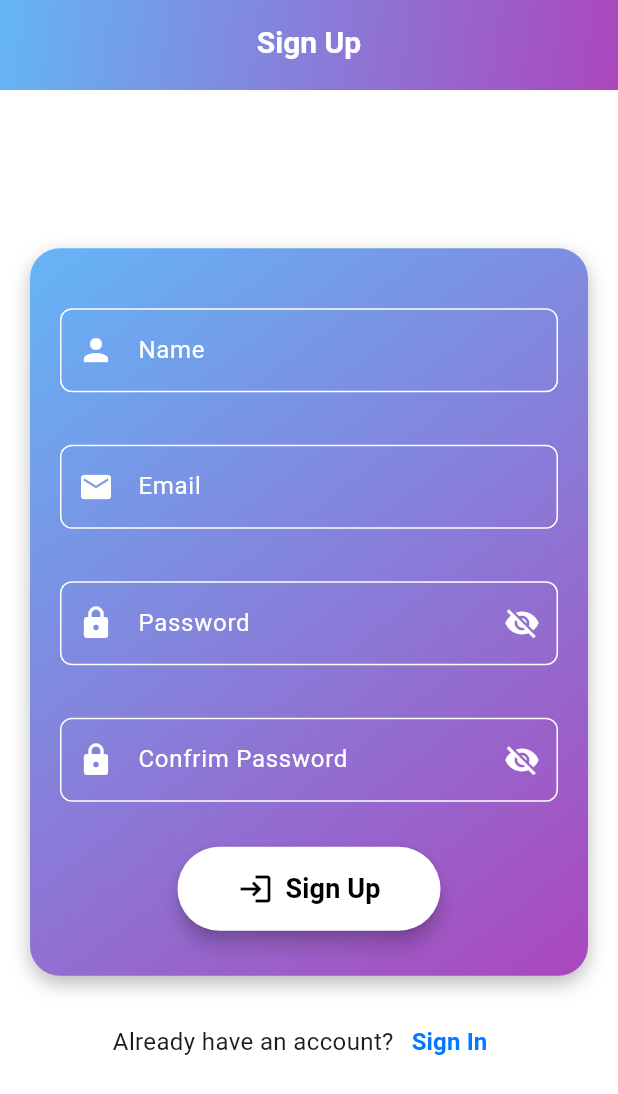
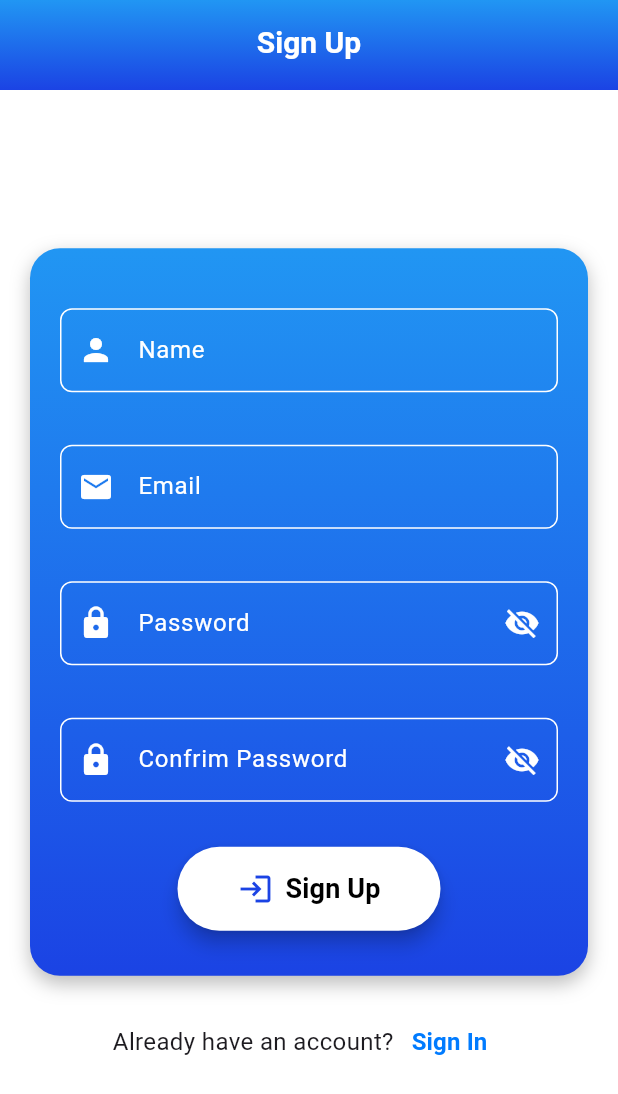
Before and after one commit to AhmadSarbal02/ToDo-App, a Flutter app: the screen it shows after launch, after a tap on "English", after a tap on "Sign In", after a tap on "Sign Up", on a phone screen of 412 x 824 dp. Shown: the top 1094 px of the screen. Run offline on Flutter 3.47's test engine with Material 3 defaults, Android fonts, the phone set to English and light mode, and no system bars; our stand-ins replace shared_preferences, sqflite; accounts and stored records are empty; generated files the repository leaves out were written again; network calls fail.

Commit message:
done todo app

```diff
--- a/lib/constant.dart
+++ b/lib/constant.dart
@@ -2,8 +2,12 @@ import 'package:flutter/material.dart';
 
 class Constant {
   static Gradient? gradient = LinearGradient(
-    colors: [Colors.blue.shade300, Colors.purple.shade400], // خلفية متدرجة
-    begin: Alignment.topLeft,
-    end: Alignment.bottomRight,
+    colors: [
+      Colors.blue,
+      const Color.fromARGB(255, 27, 67, 228)
+    ], // خلفية متدرجة
+    begin: Alignment.topCenter,
+    end: Alignment.bottomCenter,
   );
+  static Color background = const Color.fromARGB(255, 200, 211, 255);
 }
--- a/lib/controller/login_controller.dart
+++ b/lib/controller/login_controller.dart
@@ -100,7 +100,7 @@ class Logincontrollerr extends ChangeNotifier {
   }
 
   showNotUserDialog(BuildContext context) async {
-    return showDialog(
+    return await showDialog(
       context: context,
       builder: (BuildContext context) {
         return CustomAlertDialogWidget(
--- a/lib/controller/sign_up_controller.dart
+++ b/lib/controller/sign_up_controller.dart
@@ -93,7 +93,7 @@ class SignUpcontrollerr extends ChangeNotifier {
   }
 
   showSignUpDoneDialog(BuildContext context) async {
-    return showDialog(
+    return await showDialog(
       context: context,
       builder: (BuildContext context) {
         return CustomAlertDialogWidget(
--- a/lib/view/screens/archive_task_screen.dart
+++ b/lib/view/screens/archive_task_screen.dart
@@ -1,5 +1,6 @@
 import 'package:flutter/material.dart';
 import 'package:provider/provider.dart';
+import 'package:todo/constant.dart';
 
 import '../../controller/task_controller.dart';
 import '../widgets/no_task_widget.dart';
@@ -11,7 +12,7 @@ class ArchiveTaskScreen extends StatelessWidget {
   @override
   Widget build(BuildContext context) {
     return Scaffold(
-      backgroundColor: Colors.white,
+      backgroundColor: Constant.background,
       body: Consumer<TaskController>(builder: (context, taskController, child) {
         if (taskController.listArciveTask.isEmpty) {
           return NoTaskWidget();
--- a/lib/view/screens/done_tasks_screen.dart
+++ b/lib/view/screens/done_tasks_screen.dart
@@ -1,5 +1,6 @@
 import 'package:flutter/material.dart';
 import 'package:provider/provider.dart';
+import 'package:todo/constant.dart';
 
 import '../../controller/task_controller.dart';
 import '../widgets/no_task_widget.dart';
@@ -11,7 +12,7 @@ class DoneTasksScreen extends StatelessWidget {
   @override
   Widget build(BuildContext context) {
     return Scaffold(
-      backgroundColor: Colors.white,
+      backgroundColor: Constant.background,
       body: Consumer<TaskController>(builder: (context, taskController, child) {
         if (taskController.listDoneTasks.isEmpty) {
           return NoTaskWidget();
--- a/lib/view/screens/lang_screen.dart
+++ b/lib/view/screens/lang_screen.dart
@@ -20,7 +20,7 @@ class LanguageSelectionScreen extends StatelessWidget {
         child: Column(
           mainAxisAlignment: MainAxisAlignment.center,
           children: [
-            Text(
+            const Text(
               "Chosse Your Language",
               style: TextStyle(
                   fontSize: 22,
--- a/lib/view/screens/login_screen.dart
+++ b/lib/view/screens/login_screen.dart
@@ -22,20 +22,11 @@ class LoginPageScreen extends StatelessWidget {
       appBar: PreferredSize(
         preferredSize: Size.fromHeight(60), // ارتفاع الـ AppBar
         child: Container(
-          decoration: BoxDecoration(
-            gradient: LinearGradient(
-              colors: [
-                Colors.blue.shade300,
-                Colors.purple.shade400,
-              ],
-              begin: Alignment.topLeft,
-              end: Alignment.bottomRight,
-            ),
-          ),
+          decoration: BoxDecoration(gradient: Constant.gradient),
           child: AppBar(
             title: Text(
               AppLocalizations.of(context)!.login,
-              style: TextStyle(
+              style: const TextStyle(
                   color: Colors.white,
                   fontSize: 20,
                   fontWeight: FontWeight.bold),
@@ -137,9 +128,16 @@ class LoginPageScreen extends StatelessWidget {
                               },
                               checkColor: Colors.white,
                               activeColor: const Color(0xFF007bff),
+                              shape: RoundedRectangleBorder(
+                                borderRadius: BorderRadius.circular(2.0),
+                              ),
+                              side: WidgetStateBorderSide.resolveWith(
+                                (states) =>
+                                    BorderSide(width: 1.0, color: Colors.white),
+                              ),
                             ),
                             Text(AppLocalizations.of(context)!.rememberme,
-                                style: TextStyle(color: Colors.white)),
+                                style: const TextStyle(color: Colors.white)),
                           ],
                         ),
                       ),
@@ -196,19 +194,19 @@ class LoginPageScreen extends StatelessWidget {
                       ),
 
                       //Remove Data Button
-                      const SizedBox(height: 10),
-                      TextButton(
-                        onPressed: () {
-                          logincontrollerr.removeData();
-                        },
-                        child: Text(
-                          AppLocalizations.of(context)!.removeuser,
-                          style: TextStyle(
-                              color: Colors.white,
-                              fontSize: 14,
-                              fontWeight: FontWeight.bold),
-                        ),
-                      ),
+                      // const SizedBox(height: 10),
+                      // TextButton(
+                      //   onPressed: () {
+                      //     logincontrollerr.removeData();
+                      //   },
+                      //   child: Text(
+                      //     AppLocalizations.of(context)!.removeuser,
+                      //     style: const TextStyle(
+                      //         color: Colors.white,
+                      //         fontSize: 14,
+                      //         fontWeight: FontWeight.bold),
+                      //   ),
+                      // ),
                     ],
                   ),
                 ),
@@ -221,7 +219,7 @@ class LoginPageScreen extends StatelessWidget {
                 children: [
                   Text(
                     AppLocalizations.of(context)!.donthaveanaccount,
-                    style: TextStyle(color: Colors.black, fontSize: 16),
+                    style: const TextStyle(color: Colors.black, fontSize: 16),
                   ),
 
                   //Sign Up Button
@@ -234,7 +232,7 @@ class LoginPageScreen extends StatelessWidget {
                     },
                     child: Text(
                       AppLocalizations.of(context)!.signup,
-                      style: TextStyle(
+                      style: const TextStyle(
                           color: Color(0xFF007bff),
                           fontSize: 16,
                           fontWeight: FontWeight.bold),
--- a/lib/view/screens/sign_up_screen.dart
+++ b/lib/view/screens/sign_up_screen.dart
@@ -2,6 +2,7 @@
 
 import 'package:flutter/material.dart';
 import 'package:provider/provider.dart';
+import 'package:todo/constant.dart';
 import 'package:todo/view/screens/login_screen.dart';
 import 'package:flutter_gen/gen_l10n/app_localizations.dart';
 import '../../controller/sign_up_controller.dart';
@@ -26,26 +27,19 @@ class SignUpScreen extends StatelessWidget {
         preferredSize: Size.fromHeight(60), // ارتفاع الـ AppBar
         child: Container(
           decoration: BoxDecoration(
-            gradient: LinearGradient(
-              colors: [
-                Colors.blue.shade300,
-                Colors.purple.shade400,
-              ],
-              begin: Alignment.topLeft,
-              end: Alignment.bottomRight,
-            ),
+            gradient: Constant.gradient,
           ),
           child: AppBar(
             title: Text(
               AppLocalizations.of(context)!.signup,
-              style: TextStyle(
+              style: const TextStyle(
                   color: Colors.white,
                   fontSize: 20,
                   fontWeight: FontWeight.bold),
             ),
             centerTitle: true,
             backgroundColor:
-                Colors.transparent, // اجعل الخلفية شفافة ليظهر التدرج
+                Colors.transparent, // جعل الخلفية شفافة ليظهر التدرج
             elevation: 0,
           ),
         ),
@@ -56,17 +50,10 @@ class SignUpScreen extends StatelessWidget {
             mainAxisAlignment: MainAxisAlignment.center,
             children: [
               Container(
-                padding: EdgeInsets.all(20),
-                margin: EdgeInsets.symmetric(horizontal: 20),
+                padding: const EdgeInsets.all(20),
+                margin: const EdgeInsets.symmetric(horizontal: 20),
                 decoration: BoxDecoration(
-                  gradient: LinearGradient(
-                    colors: [
-                      Colors.blue.shade300,
-                      Colors.purple.shade400
-                    ], // خلفية متدرجة
-                    begin: Alignment.topLeft,
-                    end: Alignment.bottomRight,
-                  ),
+                  gradient: Constant.gradient,
                   borderRadius: BorderRadius.circular(20),
                   boxShadow: [
                     BoxShadow(
@@ -127,9 +114,6 @@ class SignUpScreen extends StatelessWidget {
                           lable: AppLocalizations.of(context)!.email,
                           hintText:
                               AppLocalizations.of(context)!.enteryouremail,
-                          // errorText: signUpcontrollerr.isEmailText
-                          //     ? null
-                          //     : "Invalid Email",
                           obscureText: false,
                           maxLines: 1,
                         ),
@@ -172,9 +156,6 @@ class SignUpScreen extends StatelessWidget {
                             ),
                           ),
                           obscureText: signUpcontrollerr.obscureText,
-                          // errorText: signUpcontrollerr.isPassword
-                          //     ? null
-                          //     : "Empty Password",
                         ),
                       ),
                       SizedBox(height: 15),
@@ -208,7 +189,6 @@ class SignUpScreen extends StatelessWidget {
                               return AppLocalizations.of(context)!
                                   .enteryourpassword;
                             }
-                            //signUpcontrollerr.pass2controller!.text = val!;
 
                             if (!signUpcontrollerr.isSamePassword(
                                 passcontroller.text, val)) {
@@ -217,9 +197,6 @@ class SignUpScreen extends StatelessWidget {
                             }
                             return null;
                           },
-                          // errorText: signUpcontrollerr.isPassword
-                          //     ? null
-                          //     : "Empty Password",
                         ),
                       ),
                       SizedBox(height: 20),
@@ -277,7 +254,7 @@ class SignUpScreen extends StatelessWidget {
                     },
                     child: Text(
                       AppLocalizations.of(context)!.signin,
-                      style: TextStyle(
+                      style: const TextStyle(
                           color: Color(0xFF007bff),
                           fontSize: 16,
                           fontWeight: FontWeight.bold),
--- a/lib/view/widgets/custom_button.dart
+++ b/lib/view/widgets/custom_button.dart
@@ -15,7 +15,7 @@ class CustomButton extends StatelessWidget {
   Widget build(BuildContext context) {
     return ElevatedButton.icon(
       style: ElevatedButton.styleFrom(
-        padding: EdgeInsets.symmetric(horizontal: 40, vertical: 15),
+        padding: const EdgeInsets.symmetric(horizontal: 40, vertical: 15),
         backgroundColor: Colors.white,
         foregroundColor: Colors.black,
         shape: RoundedRectangleBorder(
@@ -24,9 +24,9 @@ class CustomButton extends StatelessWidget {
         elevation: 5,
       ),
       onPressed: onTap,
-      icon: Icon(icon, size: 24),
+      icon: Icon(icon, size: 24, color: const Color.fromARGB(255, 27, 67, 228)),
       label: Text(title,
-          style: TextStyle(fontSize: 18, fontWeight: FontWeight.bold)),
+          style: const TextStyle(fontSize: 18, fontWeight: FontWeight.bold)),
     );
   }
 }
--- a/lib/view/widgets/custominput.dart
+++ b/lib/view/widgets/custominput.dart
@@ -40,20 +40,20 @@ class CustomTextField extends StatelessWidget {
           errorText: errorText,
           label: Text(
             lable!,
-            style: TextStyle(color: Colors.white),
+            style: const TextStyle(color: Colors.white),
           ),
           enabledBorder: OutlineInputBorder(
             borderSide:
-                BorderSide(color: const Color.fromARGB(255, 255, 255, 255)),
+                const BorderSide(color: Color.fromARGB(255, 255, 255, 255)),
             borderRadius: BorderRadius.circular(8),
           ),
           focusedBorder: OutlineInputBorder(
             borderSide:
-                BorderSide(color: const Color.fromARGB(255, 255, 255, 255)),
+                const BorderSide(color: Color.fromARGB(255, 255, 255, 255)),
             borderRadius: BorderRadius.circular(8),
           ),
           hintText: hintText!,
-          hintStyle: TextStyle(color: Colors.white),
+          hintStyle: const TextStyle(color: Colors.white),
           prefixIcon: prefixIcon,
           suffixIcon: suffixIcon,
         ),
--- a/lib/view/widgets/no_task_widget.dart
+++ b/lib/view/widgets/no_task_widget.dart
@@ -10,7 +10,7 @@ class NoTaskWidget extends StatelessWidget {
     return Center(
       child: Text(
         AppLocalizations.of(context)!.notasks,
-        style: TextStyle(color: Colors.grey, fontSize: 20),
+        style: const TextStyle(color: Colors.grey, fontSize: 20),
       ),
     );
   }
```
Also changed, not shown: lib/controller/task_controller.dart (+14 -15 lines), lib/view/screens/bottom_navigation_screen.dart (+36 -35 lines), lib/view/screens/tasks_screen.dart (+6 -20 lines), lib/view/widgets/alert_dialog_widget.dart (+6 -6 lines), lib/view/widgets/task_widget.dart (+4 -4 lines), 4 other files.
